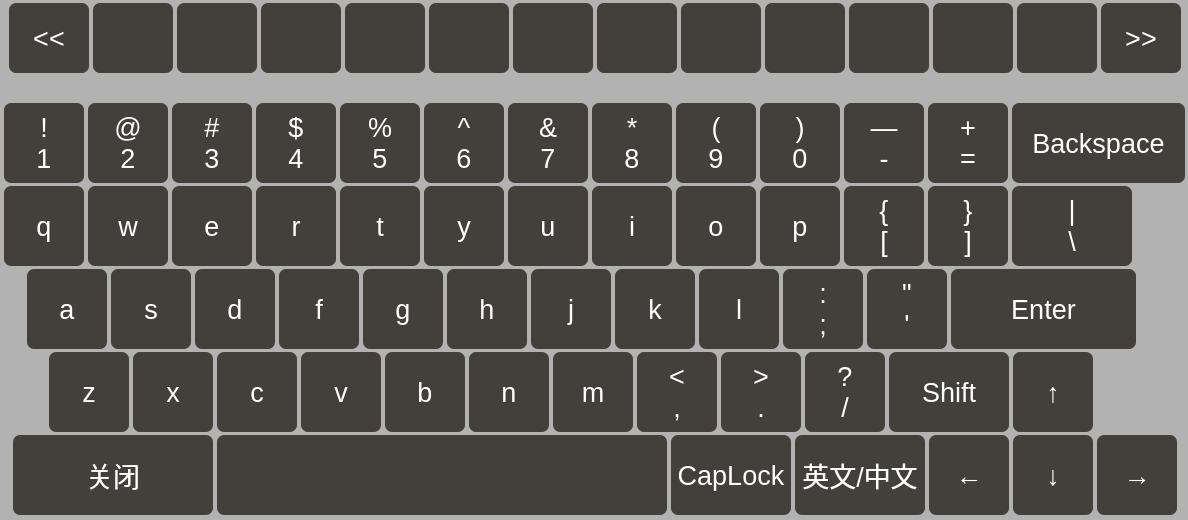
Old version of the form SoftKeyBoard/SoftKeyBoard.ui in the repository yangyang0312/Qt4SoftKeyboard.
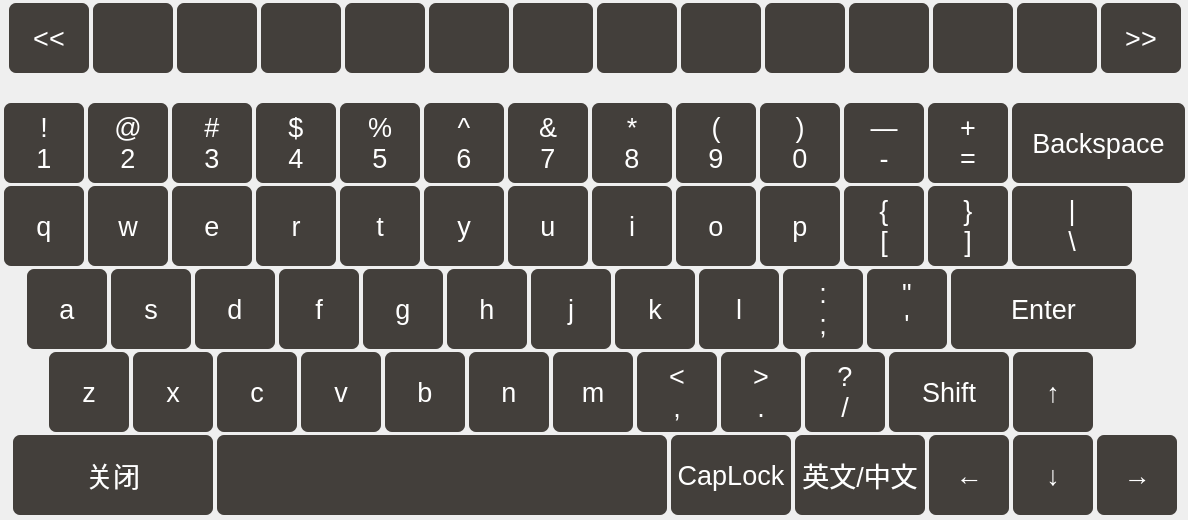
New version of the form.

The edit to the form file:
```diff
--- a/SoftKeyBoard/SoftKeyBoard.ui
+++ b/SoftKeyBoard/SoftKeyBoard.ui
@@ -18,10 +18,6 @@
 {
 	font: 75 20pt;
 }
-#SoftKeyBoard
-{
-	background-color:rgba(153, 153, 153,127);
-}
 QPushButton 
 {
 	color: rgb(255,255,255);
```
